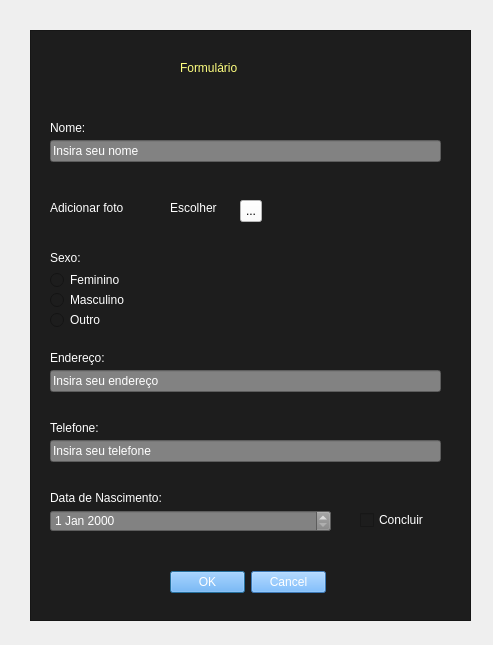
Above: Atividade_do_QT/registro.ui from dev-rls/Todas-As-Aulas before the change. Below: the same form after it.
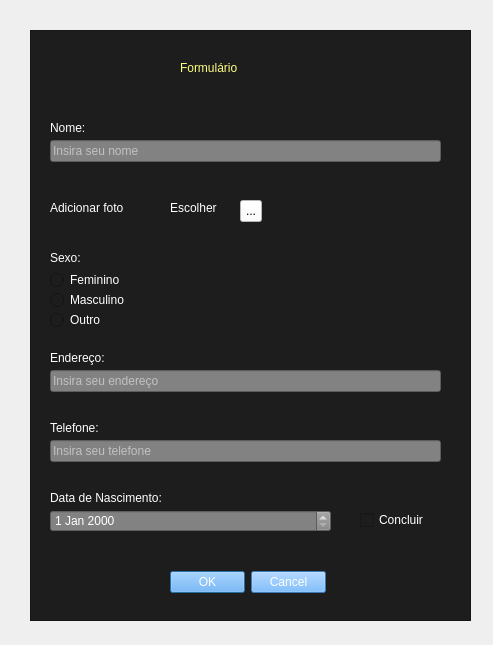
That is the form after the change.

Diff of the .ui file:
```diff
--- a/Atividade_do_QT/registro.ui
+++ b/Atividade_do_QT/registro.ui
@@ -62,6 +62,9 @@
 color: rgb(255, 255, 255);</string>
     </property>
     <property name="text">
+     <string/>
+    </property>
+    <property name="placeholderText">
      <string>Insira seu endereço</string>
     </property>
    </widget>
@@ -148,6 +151,9 @@
 color: rgb(255, 255, 255);</string>
     </property>
     <property name="text">
+     <string/>
+    </property>
+    <property name="placeholderText">
      <string>Insira seu telefone</string>
     </property>
    </widget>
@@ -165,6 +171,9 @@
 color: rgb(255, 255, 255);</string>
     </property>
     <property name="text">
+     <string/>
+    </property>
+    <property name="placeholderText">
      <string>Insira seu nome</string>
     </property>
    </widget>
```
